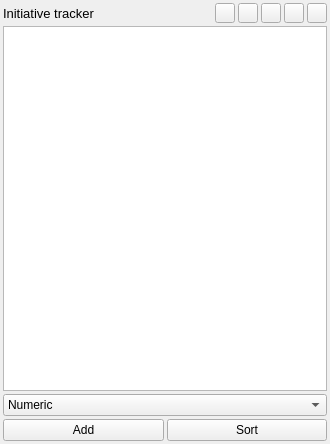
Qt form initiative-tracker/qinitiativetrackerwidget.ui (Technohamster-py/dm-assist) before a commit.
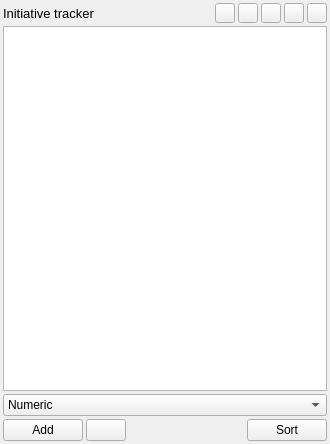
The same form after that commit. Icons and pictures are not drawn.

What changed in the file:
```diff
--- a/initiative-tracker/qinitiativetrackerwidget.ui
+++ b/initiative-tracker/qinitiativetrackerwidget.ui
@@ -281,6 +281,27 @@
        </property>
       </widget>
      </item>
+     <item>
+      <widget class="QPushButton" name="addFromFileButton">
+       <property name="icon">
+        <iconset resource="../static/app_resources.qrc">
+         <normaloff>:/folder.svg</normaloff>:/folder.svg</iconset>
+       </property>
+      </widget>
+     </item>
+     <item>
+      <spacer name="horizontalSpacer">
+       <property name="orientation">
+        <enum>Qt::Horizontal</enum>
+       </property>
+       <property name="sizeHint" stdset="0">
+        <size>
+         <width>40</width>
+         <height>20</height>
+        </size>
+       </property>
+      </spacer>
+     </item>
      <item>
       <widget class="QPushButton" name="sortButton">
        <property name="text">
```
